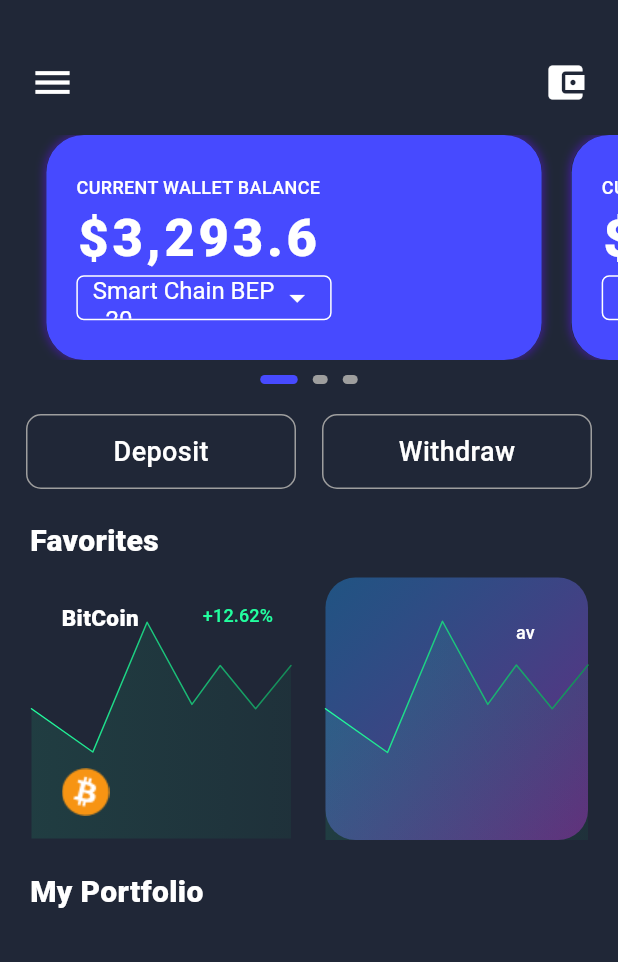
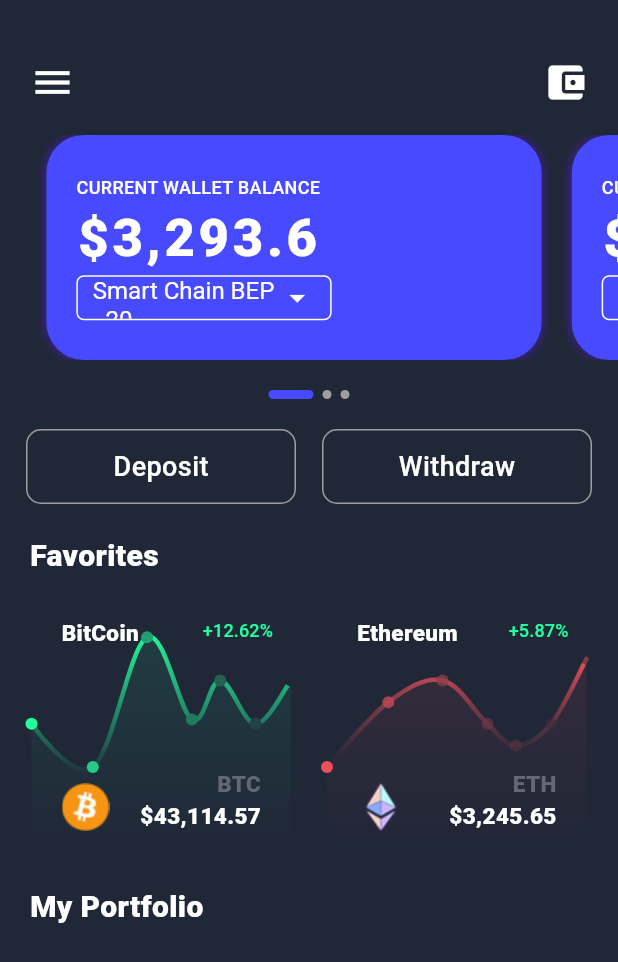
Before and after one commit to nicowalter256/crypto-wallet-app, a Flutter app: the screen it shows after launch, on a phone screen of 412 x 824 dp. Shown: the top 962 px of the screen. Run offline on Flutter 3.47's test engine with Material 3 defaults, Android fonts, the phone set to English and light mode, and no system bars; drawn by our look-alikes of fl_chart.

Commit message:
nc commit round

```diff
--- a/lib/flcharts/line_chart_sample2.dart
+++ b/lib/flcharts/line_chart_sample2.dart
@@ -1,9 +1,6 @@
 // ignore_for_file: prefer_const_constructors
-
-import 'package:crypto_wallet/flcharts/app_colors.dart';
 import 'package:fl_chart/fl_chart.dart';
 import 'package:flutter/material.dart';
-import 'app_resources.dart';
 
 class LineChartSample2 extends StatefulWidget {
   const LineChartSample2({super.key});
@@ -13,30 +10,63 @@ class LineChartSample2 extends StatefulWidget {
 }
 
 class _LineChartSample2State extends State<LineChartSample2> {
-  List<Color> gradientColors = [
+  List<Color> bitcoinGradientColors = [
     Color.fromARGB(255, 34, 255, 159),
-    Color.fromARGB(255, 20, 138, 87)
+    Color.fromRGBO(32, 39, 55, 1),
+  ];
+  List<Color> ethereumgradientColors = [
+    Color.fromRGBO(234, 80, 90, 1),
+    Color.fromRGBO(32, 39, 55, 1),
   ];
 
-  bool showAvg = false;
+  bool showAvg = true;
 
   @override
   Widget build(BuildContext context) {
     return Container(
-      decoration: BoxDecoration(borderRadius: BorderRadius.circular(20)),
+      decoration: BoxDecoration(
+        borderRadius: BorderRadius.circular(30),
+      ),
       margin: const EdgeInsets.symmetric(horizontal: 20),
       child: Row(
         mainAxisAlignment: MainAxisAlignment.spaceBetween,
         children: [
-          Container(
+          _buildChartCard(
+            context,
+            'BitCoin',
+            '+12.62%',
+            'assets/bitcoin.png',
+            '\$43,114.57',
+            mainData(), // Pass the mainData for Bitcoin chart
+          ),
+          _buildChartCard(
+            context,
+            'Ethereum',
+            '+5.87%',
+            'assets/etherium.png',
+            '\$3,245.65',
+            ethereumData(), // Pass the ethereumData for Ethereum chart
+          ),
+        ],
+      ),
+    );
+  }
+
+  Widget _buildChartCard(
+      BuildContext context,
+      String title,
+      String percentChange,
+      String assetPath,
+      String price,
+      LineChartData chartData) {
+    return Container(
       height: 175,
       width: 175,
-            //margin: EdgeInsets.only(left: 20),
       decoration: BoxDecoration(
         gradient: LinearGradient(
           colors: [
             Theme.of(context).primaryColor,
-                  Theme.of(context).primaryColor.withOpacity(0.5)
+            Theme.of(context).primaryColor.withOpacity(0.8),
           ],
           begin: Alignment.topLeft,
           end: Alignment.bottomRight,
@@ -52,16 +82,11 @@ class _LineChartSample2State extends State<LineChartSample2> {
           children: <Widget>[
             AspectRatio(
               aspectRatio: 1,
-                    child: Padding(
-                      padding: const EdgeInsets.all(0),
-                      child: LineChart(
-                        showAvg ? avgData() : mainData(),
-                      ),
-                    ),
+              child: LineChart(chartData),
             ),
             Positioned(
-                    top: 00,
-                    right: 00,
+              top: 0,
+              right: 0,
               child: TextButton(
                 onPressed: () {
                   setState(() {
@@ -69,20 +94,19 @@ class _LineChartSample2State extends State<LineChartSample2> {
                   });
                 },
                 child: Text(
-                        '+12.62%',
+                  percentChange,
                   style: TextStyle(
                     fontSize: 12,
-                            color: showAvg
-                                ? const Color.fromARGB(255, 34, 255, 159)
-                                : Color.fromARGB(255, 34, 255, 159)),
+                    color: const Color.fromARGB(255, 34, 255, 159),
                   ),
                 ),
               ),
-                  const Positioned(
+            ),
+            Positioned(
               top: 15,
               left: 20,
               child: Text(
-                      'BitCoin',
+                title,
                 style: TextStyle(
                   fontSize: 15,
                   color: Colors.white,
@@ -93,59 +117,28 @@ class _LineChartSample2State extends State<LineChartSample2> {
             Positioned(
               bottom: 15,
               left: 20,
-                    child: Image.asset(
-                      'assets/bitcoin.png',
+              child: Image.asset(assetPath),
+            ),
+            Positioned(
+              bottom: 15,
+              right: 20,
+              child: Column(
+                crossAxisAlignment: CrossAxisAlignment.end,
+                children: [
+                  Text(
+                    title == 'BitCoin' ? 'BTC' : 'ETH',
+                    style: TextStyle(
+                      fontSize: 15,
+                      color: Color.fromRGBO(97, 105, 117, 100),
+                      fontWeight: FontWeight.w800,
                     ),
                   ),
-                ],
-              ),
-            ),
-          ),
-          Container(
-            height: 175,
-            width: 175,
-            //margin: EdgeInsets.only(right: 20),
-            decoration: BoxDecoration(
-              gradient: LinearGradient(
-                colors: [
-                  Colors.blue.withOpacity(0.4),
-                  Colors.purple.withOpacity(0.6),
-                ],
-                begin: Alignment.topLeft,
-                end: Alignment.bottomRight,
-              ),
-              borderRadius: BorderRadius.circular(20),
-            ),
-            child: Stack(
-              children: <Widget>[
-                AspectRatio(
-                  aspectRatio: 1,
-                  child: LineChart(
-                    showAvg ? avgData() : mainData(),
-                  ),
-                ),
-                Positioned(
-                  top: 20,
-                  right: 20,
-                  child: SizedBox(
-                    width: 40,
-                    height: 34,
-                    child: TextButton(
-                      onPressed: () {
-                        setState(() {
-                          showAvg = !showAvg;
-                        });
-                      },
-                      child: Text(
-                        'avg',
+                  Text(
+                    price,
                     style: TextStyle(
-                          fontSize: 12,
-                          color: showAvg
-                              ? Colors.white.withOpacity(0.5)
-                              : Colors.white,
-                        ),
-                      ),
-                    ),
+                      fontSize: 15,
+                      color: Colors.white,
+                      fontWeight: FontWeight.w800,
                     ),
                   ),
                 ],
@@ -153,35 +146,21 @@ class _LineChartSample2State extends State<LineChartSample2> {
             ),
           ],
         ),
+      ),
     );
   }
 
+  // Line chart data for Bitcoin
   LineChartData mainData() {
     return LineChartData(
       gridData: FlGridData(
         show: false,
-        drawVerticalLine: false,
-        horizontalInterval: 1,
-        verticalInterval: 1,
-        getDrawingHorizontalLine: (value) {
-          return const FlLine(
-            color: AppColors.mainGridLineColor,
-            strokeWidth: 1,
-          );
-        },
-        getDrawingVerticalLine: (value) {
-          return const FlLine(
-            color: AppColors.mainGridLineColor,
-            strokeWidth: 1,
-          );
-        },
       ),
       titlesData: const FlTitlesData(
-        show: false, // Disable titles for axes
+        show: false,
       ),
       borderData: FlBorderData(
         show: false,
-        border: Border.all(color: const Color(0xff37434d)),
       ),
       minX: 0,
       maxX: 11,
@@ -198,21 +177,22 @@ class _LineChartSample2State extends State<LineChartSample2> {
             FlSpot(9.5, 3),
             FlSpot(11, 4),
           ],
-          isCurved: false,
+          isCurved: true,
           gradient: LinearGradient(
-            colors: gradientColors,
+            colors: bitcoinGradientColors,
+            begin: Alignment.topCenter,
+            end: Alignment.bottomCenter,
           ),
-          barWidth: 1,
+          barWidth: 3,
           isStrokeCapRound: true,
-          dotData: const FlDotData(
-            show: false,
-          ),
           belowBarData: BarAreaData(
             show: true,
             gradient: LinearGradient(
-              colors: gradientColors
+              colors: bitcoinGradientColors
                   .map((color) => color.withOpacity(0.1))
                   .toList(),
+              begin: Alignment.topCenter,
+              end: Alignment.bottomCenter,
             ),
           ),
         ),
@@ -220,35 +200,17 @@ class _LineChartSample2State extends State<LineChartSample2> {
     );
   }
 
-  LineChartData avgData() {
+  // Line chart data for Ethereum
+  LineChartData ethereumData() {
     return LineChartData(
-      lineTouchData: const LineTouchData(enabled: false),
       gridData: FlGridData(
-        show: true,
-        drawHorizontalLine: true,
-        verticalInterval: 1,
-        horizontalInterval: 1,
-        getDrawingVerticalLine: (value) {
-          return const FlLine(
-            color: Color.fromARGB(255, 34, 255, 159),
-            strokeWidth: 1,
-          );
-        },
-        getDrawingHorizontalLine: (value) {
-          return const FlLine(
-            color: Color.fromARGB(255, 34, 255, 159),
-            strokeWidth: 1,
-          );
-        },
+        show: false,
       ),
       titlesData: const FlTitlesData(
-        show: false, // Disable titles for axes
+        show: false,
       ),
       borderData: FlBorderData(
         show: false,
-        border: Border.all(
-          color: const Color(0xff37434d),
-        ),
       ),
       minX: 0,
       maxX: 11,
@@ -257,39 +219,33 @@ class _LineChartSample2State extends State<LineChartSample2> {
       lineBarsData: [
         LineChartBarData(
           spots: const [
-            FlSpot(0, 3.44),
-            FlSpot(2.6, 3.44),
-            FlSpot(4.9, 3.44),
-            FlSpot(6.8, 3.44),
-            FlSpot(8, 3.44),
-            FlSpot(9.5, 3.44),
-            FlSpot(11, 3.44),
+            FlSpot(0, 2),
+            FlSpot(2.6, 3.5),
+            FlSpot(4.9, 4),
+            FlSpot(6.8, 3),
+            FlSpot(8, 2.5),
+            FlSpot(9.5, 3),
+            FlSpot(11, 4.5),
           ],
-          isCurved: false,
+          isCurved: true,
           gradient: LinearGradient(
             colors: [
-              ColorTween(begin: gradientColors[0], end: gradientColors[1])
-                  .lerp(0.2)!,
-              ColorTween(begin: gradientColors[0], end: gradientColors[1])
-                  .lerp(0.2)!,
+              ethereumgradientColors[0].withOpacity(1),
+              ethereumgradientColors[1].withOpacity(0.5),
             ],
+            begin: Alignment.topCenter,
+            end: Alignment.bottomCenter,
           ),
-          barWidth: 5,
+          barWidth: 3,
           isStrokeCapRound: true,
-          dotData: const FlDotData(
-            show: false,
-          ),
           belowBarData: BarAreaData(
             show: true,
             gradient: LinearGradient(
-              colors: [
-                ColorTween(begin: gradientColors[0], end: gradientColors[1])
-                    .lerp(0.2)!
-                    .withOpacity(0.1),
-                ColorTween(begin: gradientColors[0], end: gradientColors[1])
-                    .lerp(0.2)!
-                    .withOpacity(0.1),
-              ],
+              colors: ethereumgradientColors
+                  .map((color) => color.withOpacity(0.1))
+                  .toList(),
+              begin: Alignment.topCenter,
+              end: Alignment.bottomCenter,
             ),
           ),
         ),
--- a/lib/home_screen.dart
+++ b/lib/home_screen.dart
@@ -44,8 +44,11 @@ class _HomeScreenState extends State<HomeScreen> {
                   color: Colors.white,
                 ),
                 Spacer(),
-                Icon(Icons.account_balance_wallet,
-                    size: 30, color: Colors.white),
+                Icon(
+                  Icons.account_balance_wallet,
+                  size: 30,
+                  color: Colors.white,
+                ),
               ],
             ),
           ),
@@ -164,14 +167,16 @@ class _HomeScreenState extends State<HomeScreen> {
           ),
 
           // Navigation Indicators
-          const SizedBox(height: 10),
+          const SizedBox(height: 20),
           Row(
             mainAxisAlignment: MainAxisAlignment.center,
             children: List.generate(3, (index) {
               return AnimatedContainer(
                 duration: const Duration(milliseconds: 300),
-                margin: const EdgeInsets.symmetric(horizontal: 5),
-                width: _currentPage == index ? 25 : 10,
+                margin: const EdgeInsets.symmetric(
+                  horizontal: 3,
+                ),
+                width: _currentPage == index ? 30 : 6,
                 height: 6,
                 decoration: BoxDecoration(
                   color: _currentPage == index
@@ -288,6 +293,10 @@ class _HomeScreenState extends State<HomeScreen> {
               ),
             ),
           ),
+          Container(
+            height: 60,
+            width: double.infinity,
+          )
         ],
       ),
     );
```
Also changed, not shown: lib/sign_up_screen.dart (+6 -2 lines), pubspec.yaml (+11 -14 lines), assets/etherium.png (added). Lines whose indentation alone changed are shown as unchanged.
